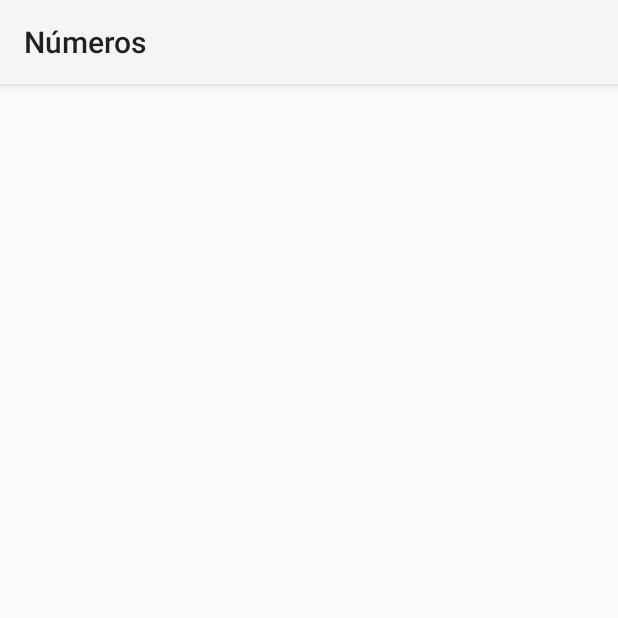
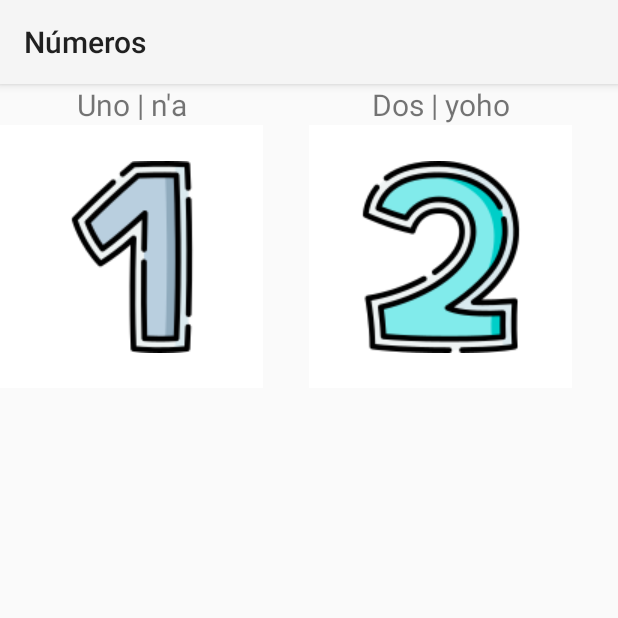
Before and after one commit to EdwinC01/RepoHnahnu10A, an Android app: the NumbersActivity screen opened directly, with no data from a screen before it, on a phone screen of 412 x 824 dp, the top half of it. Run offline under Robolectric (Android 15) with nearby library versions, the phone set to English and light mode, and no system bars.

Commit message:
Números
Modificación de activity_number.xml

```diff
--- a/app/src/main/res/layout/activity_numbers.xml
+++ b/app/src/main/res/layout/activity_numbers.xml
@@ -6,4 +6,55 @@
     android:layout_height="match_parent"
     tools:context=".NumbersActivity">
 
+    <ScrollView
+        android:layout_width="match_parent"
+        android:layout_height="match_parent"
+        android:orientation="vertical">
+
+        <GridLayout
+            android:layout_width="match_parent"
+            android:layout_height="match_parent">
+
+            <TextView
+                android:layout_width="175dp"
+                android:layout_height="wrap_content"
+                android:layout_row="0"
+                android:layout_column="0"
+                android:layout_gravity="top | center"
+                android:text="Uno | n'a"
+                android:textSize="20sp"
+                android:gravity="center" />
+
+            <ImageButton
+                android:layout_width="175dp"
+                android:layout_height="175dp"
+                android:layout_row="1"
+                android:layout_column="0"
+                android:layout_gravity="center"
+                android:src="@drawable/uno"
+                android:background="#fff"/>
+
+            <TextView
+                android:layout_width="175dp"
+                android:layout_height="wrap_content"
+                android:layout_row="0"
+                android:layout_column="1"
+                android:layout_gravity="top | center"
+                android:text="Dos | yoho"
+                android:textSize="20sp"
+                android:gravity="center" />
+
+            <ImageButton
+                android:layout_width="175dp"
+                android:layout_height="175dp"
+                android:layout_row="1"
+                android:layout_column="1"
+                android:layout_gravity="center"
+                android:src="@drawable/dos"
+                android:background="#fff"/>
+
+        </GridLayout>
+
+    </ScrollView>
+
 </androidx.constraintlayout.widget.ConstraintLayout>
```
Also changed, not shown: app/src/main/res/drawable/dos.png (added), app/src/main/res/drawable/tres.png (added), app/src/main/res/drawable/uno.png (added).
